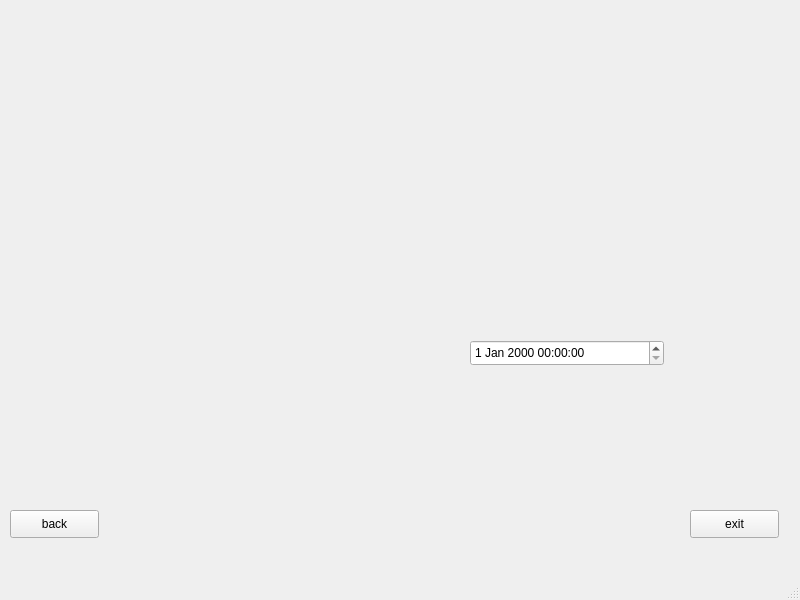
CypHry/Poland-weather-app, file pogoda.ui: the form before one commit.
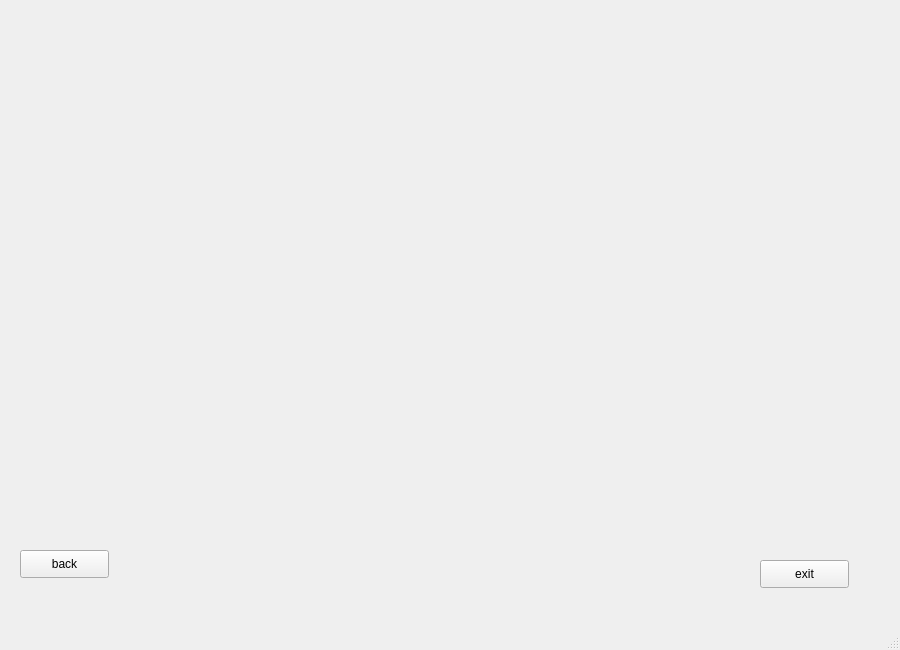
The form after the commit. Icons and pictures are not drawn. Custom widgets are drawn as their Qt base class.

Commit message: white map of poland added

Patch:
```diff
--- a/pogoda.ui
+++ b/pogoda.ui
@@ -6,29 +6,22 @@
    <rect>
     <x>0</x>
     <y>0</y>
-    <width>800</width>
-    <height>600</height>
+    <width>900</width>
+    <height>650</height>
    </rect>
   </property>
   <property name="windowTitle">
-   <string>MainWindow</string>
+   <string>Pogoda w Polsce</string>
+  </property>
+  <property name="autoFillBackground">
+   <bool>false</bool>
   </property>
   <widget class="QWidget" name="centralwidget">
-   <widget class="QDateTimeEdit" name="dateTimeEdit">
-    <property name="geometry">
-     <rect>
-      <x>470</x>
-      <y>340</y>
-      <width>194</width>
-      <height>26</height>
-     </rect>
-    </property>
-   </widget>
    <widget class="QPushButton" name="pushButton">
     <property name="geometry">
      <rect>
-      <x>10</x>
-      <y>510</y>
+      <x>20</x>
+      <y>550</y>
       <width>89</width>
       <height>28</height>
      </rect>
@@ -40,8 +33,8 @@
    <widget class="QPushButton" name="pushButton_2">
     <property name="geometry">
      <rect>
-      <x>690</x>
-      <y>510</y>
+      <x>760</x>
+      <y>560</y>
       <width>89</width>
       <height>28</height>
      </rect>
@@ -50,6 +43,38 @@
      <string>exit</string>
     </property>
    </widget>
+   <widget class="KDateTimeEdit" name="date_and_time">
+    <property name="geometry">
+     <rect>
+      <x>540</x>
+      <y>510</y>
+      <width>199</width>
+      <height>24</height>
+     </rect>
+    </property>
+   </widget>
+   <widget class="QLabel" name="label">
+    <property name="geometry">
+     <rect>
+      <x>130</x>
+      <y>20</y>
+      <width>611</width>
+      <height>481</height>
+     </rect>
+    </property>
+    <property name="autoFillBackground">
+     <bool>false</bool>
+    </property>
+    <property name="text">
+     <string/>
+    </property>
+    <property name="pixmap">
+     <pixmap>graphics/map_of_poland.png</pixmap>
+    </property>
+    <property name="scaledContents">
+     <bool>true</bool>
+    </property>
+   </widget>
   </widget>
   <widget class="QMenuBar" name="menubar">
    <property name="geometry">
@@ -63,6 +88,13 @@
   </widget>
   <widget class="QStatusBar" name="statusbar"/>
  </widget>
+ <customwidgets>
+  <customwidget>
+   <class>KDateTimeEdit</class>
+   <extends>QWidget</extends>
+   <header>kdatetimeedit.h</header>
+  </customwidget>
+ </customwidgets>
  <resources/>
  <connections/>
 </ui>
```
Left out of the diff: 2 changed lines with no effect on the pictures. The commit also changes 1 other file.
